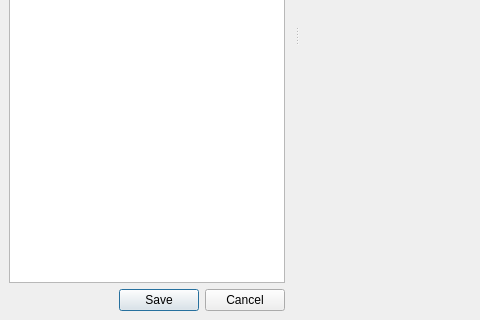
Old version of the form src/ui/TimersManager.ui in the repository ntadej/tano; both pictures show x 0 to 480 and y 280 to 600 of the 600 by 600 pixel window.
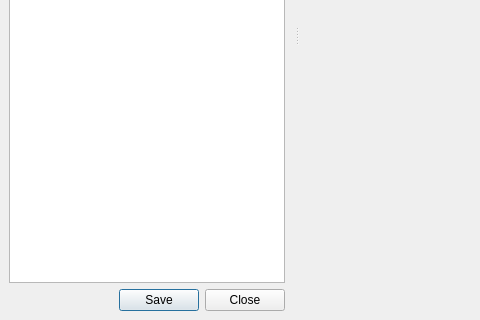
New version of the form. Icons and pictures are not drawn. Custom widgets are drawn as their Qt base class.

```diff
--- a/src/ui/TimersManager.ui
+++ b/src/ui/TimersManager.ui
@@ -38,7 +38,7 @@
         <item>
          <widget class="QDialogButtonBox" name="buttonBox">
           <property name="standardButtons">
-           <set>QDialogButtonBox::Cancel|QDialogButtonBox::Save</set>
+           <set>QDialogButtonBox::Close|QDialogButtonBox::Save</set>
           </property>
          </widget>
         </item>
```
